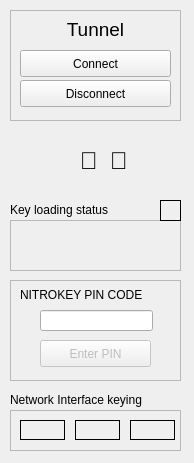
First picture: the form in pinpad.ui, repository pfect/pinentry, before the edit.
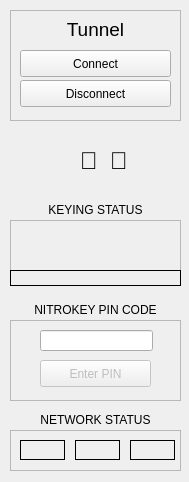
Second picture: the form after the edit. Icons and pictures are not drawn.

Diff of the .ui file:
```diff
--- a/pinpad.ui
+++ b/pinpad.ui
@@ -6,8 +6,8 @@
    <rect>
     <x>0</x>
     <y>0</y>
-    <width>194</width>
-    <height>463</height>
+    <width>189</width>
+    <height>482</height>
    </rect>
   </property>
   <property name="windowTitle">
@@ -19,21 +19,24 @@
      <rect>
       <x>10</x>
       <y>200</y>
-      <width>141</width>
+      <width>171</width>
       <height>19</height>
      </rect>
     </property>
     <property name="text">
-     <string>Key loading status</string>
+     <string>KEYING STATUS</string>
+    </property>
+    <property name="alignment">
+     <set>Qt::AlignCenter</set>
     </property>
    </widget>
    <widget class="QFrame" name="pinFrame">
     <property name="geometry">
      <rect>
       <x>10</x>
-      <y>280</y>
+      <y>320</y>
       <width>171</width>
-      <height>101</height>
+      <height>81</height>
      </rect>
     </property>
     <property name="frameShape">
@@ -46,7 +49,7 @@
      <property name="geometry">
       <rect>
        <x>30</x>
-       <y>30</y>
+       <y>10</y>
        <width>113</width>
        <height>21</height>
       </rect>
@@ -61,19 +64,6 @@
       <set>Qt::AlignCenter</set>
      </property>
     </widget>
-    <widget class="QLabel" name="pinCodeTitle">
-     <property name="geometry">
-      <rect>
-       <x>10</x>
-       <y>5</y>
-       <width>161</width>
-       <height>20</height>
-      </rect>
-     </property>
-     <property name="text">
-      <string>NITROKEY PIN CODE</string>
-     </property>
-    </widget>
     <widget class="QPushButton" name="pinSubmit">
      <property name="enabled">
       <bool>false</bool>
@@ -81,7 +71,7 @@
      <property name="geometry">
       <rect>
        <x>30</x>
-       <y>60</y>
+       <y>40</y>
        <width>111</width>
        <height>27</height>
       </rect>
@@ -135,10 +125,10 @@
    <widget class="QLabel" name="pinNotify">
     <property name="geometry">
      <rect>
-      <x>160</x>
-      <y>200</y>
-      <width>21</width>
-      <height>21</height>
+      <x>10</x>
+      <y>270</y>
+      <width>171</width>
+      <height>16</height>
      </rect>
     </property>
     <property name="styleSheet">
@@ -218,7 +208,7 @@
     <property name="geometry">
      <rect>
       <x>10</x>
-      <y>410</y>
+      <y>430</y>
       <width>171</width>
       <height>41</height>
      </rect>
@@ -291,13 +281,16 @@
     <property name="geometry">
      <rect>
       <x>10</x>
-      <y>390</y>
+      <y>410</y>
       <width>171</width>
       <height>19</height>
      </rect>
     </property>
     <property name="text">
-     <string>Network Interface keying</string>
+     <string>NETWORK STATUS</string>
+    </property>
+    <property name="alignment">
+     <set>Qt::AlignCenter</set>
     </property>
    </widget>
    <widget class="QLabel" name="label_2">
@@ -361,6 +354,22 @@
      <bool>false</bool>
     </property>
    </widget>
+   <widget class="QLabel" name="pinCodeTitle">
+    <property name="geometry">
+     <rect>
+      <x>10</x>
+      <y>300</y>
+      <width>171</width>
+      <height>20</height>
+     </rect>
+    </property>
+    <property name="text">
+     <string>NITROKEY PIN CODE</string>
+    </property>
+    <property name="alignment">
+     <set>Qt::AlignCenter</set>
+    </property>
+   </widget>
   </widget>
  </widget>
  <layoutdefault spacing="6" margin="11"/>
```
Left out of the diff: 14 changed lines with no effect on the pictures.
